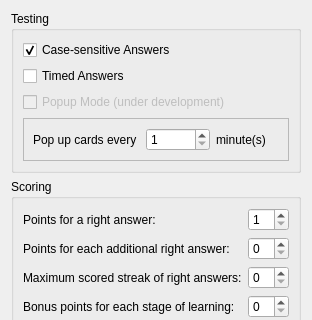
megamasha/FlashKard, file preferenceswindow.ui: the form before one commit; both pictures show x 0 to 312 and y 0 to 320 of the 312 by 497 pixel window.
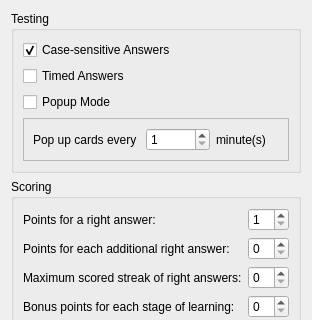
The form after the commit.

Commit message: Added: Popup mode.

```diff
--- a/preferenceswindow.ui
+++ b/preferenceswindow.ui
@@ -49,10 +49,10 @@
       <item>
        <widget class="QCheckBox" name="popupModeBox">
         <property name="enabled">
-         <bool>false</bool>
+         <bool>true</bool>
         </property>
         <property name="text">
-         <string>Popup Mode (under development)</string>
+         <string>Popup Mode</string>
         </property>
         <property name="checked">
          <bool>false</bool>
```
The commit also changes 7 other files.
